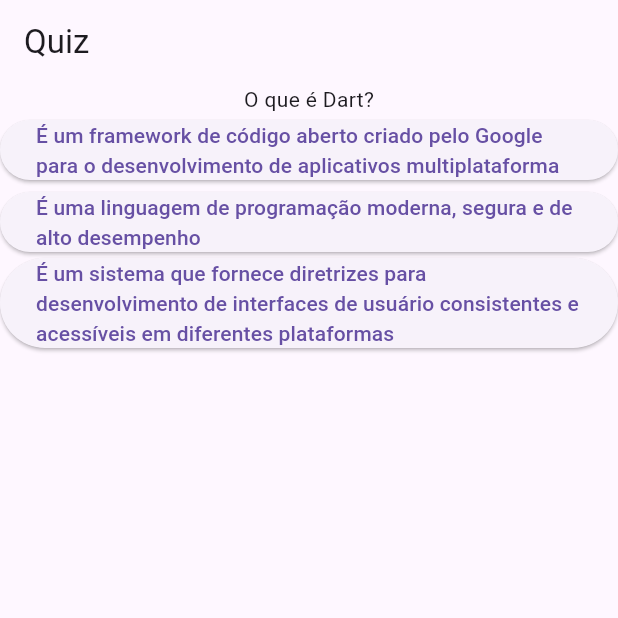
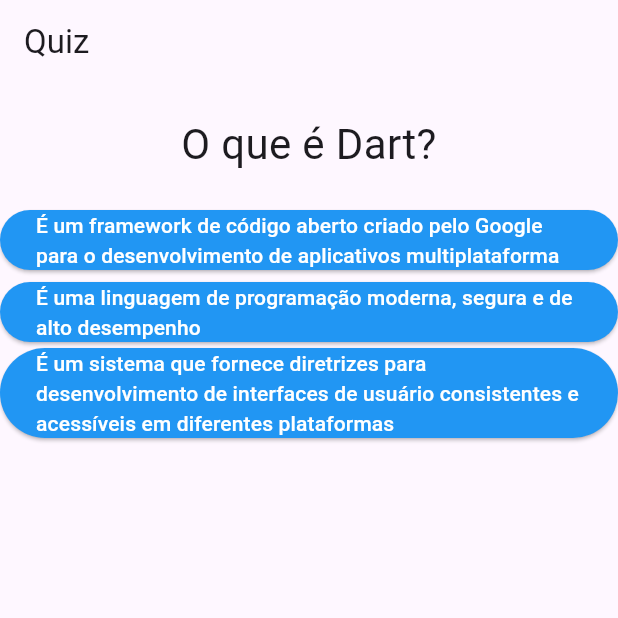
Before and after one commit to itscaiocunha/QuizProject, a Flutter app: the screen it shows after launch, after a tap on "É um framework de código aberto criado p", on a phone screen of 412 x 824 dp, the top half of it. Run offline on Flutter 3.47's test engine with Material 3 defaults, Android fonts, the phone set to English and light mode, and no system bars.

Commit message:
feat: create resposta and questao

```diff
--- a/lib/main.dart
+++ b/lib/main.dart
@@ -1,15 +1,16 @@
 import 'package:flutter/material.dart';
+import './questao.dart';
+import './resposta.dart';
 
 void main() => runApp(PerguntaApp());
 
-class PerguntaAppState extends State<PerguntaApp> {
-  var perguntaSelecionada = 0;
+class _PerguntaAppState extends State<PerguntaApp> {
+  var _perguntaSelecionada = 0;
 
-  void responder() {
+  void _responder() {
     setState(() {
-      perguntaSelecionada++;
+      _perguntaSelecionada++;
     });
-    print(perguntaSelecionada);
   }
 
   @override
@@ -29,22 +30,18 @@ class PerguntaAppState extends State<PerguntaApp> {
             title: const Text('Quiz')),
         body: Column(
           children: [
-            Text(perguntas[perguntaSelecionada]),
-            ElevatedButton(
-              onPressed: responder,
-              child: const Text(
-                  'É um framework de código aberto criado pelo Google para o desenvolvimento de aplicativos multiplataforma'),
+            Questao(
+              (perguntas[_perguntaSelecionada]),
             ),
-            ElevatedButton(
-              onPressed: responder,
-              child: const Text(
-                  'É uma linguagem de programação moderna, segura e de alto desempenho'),
-            ),
-            ElevatedButton(
-              onPressed: responder,
-              child: const Text(
-                  'É um sistema que fornece diretrizes para desenvolvimento de interfaces de usuário consistentes e acessíveis em diferentes plataformas'),
-            ),
+            Resposta(
+                'É um framework de código aberto criado pelo Google para o desenvolvimento de aplicativos multiplataforma',
+                _responder),
+            Resposta(
+                'É uma linguagem de programação moderna, segura e de alto desempenho',
+                _responder),
+            Resposta(
+                'É um sistema que fornece diretrizes para desenvolvimento de interfaces de usuário consistentes e acessíveis em diferentes plataformas',
+                _responder)
           ],
         ),
       ),
@@ -55,7 +52,7 @@ class PerguntaAppState extends State<PerguntaApp> {
 class PerguntaApp extends StatefulWidget {
   const PerguntaApp({super.key});
   @override
-  PerguntaAppState createState() {
-    return PerguntaAppState();
+  _PerguntaAppState createState() {
+    return _PerguntaAppState();
   }
 }
--- /dev/null
+++ b/lib/questao.dart
@@ -0,0 +1,20 @@
+import 'package:flutter/material.dart';
+
+class Questao extends StatelessWidget {
+  final String texto;
+
+  Questao(this.texto);
+
+  @override
+  Widget build(BuildContext context) {
+    return Container(
+      width: double.infinity,
+      margin: const EdgeInsets.all(20),
+      child: Text(
+        texto,
+        style: const TextStyle(fontSize: 28),
+        textAlign: TextAlign.center,
+      ),
+    );
+  }
+}
--- /dev/null
+++ b/lib/resposta.dart
@@ -0,0 +1,23 @@
+import 'package:flutter/material.dart';
+
+class Resposta extends StatelessWidget {
+  final String texto;
+  final void Function() onSelecao;
+
+  Resposta(this.texto, this.onSelecao);
+
+  @override
+  Widget build(BuildContext context) {
+    return Container(
+      width: double.infinity,
+      child: ElevatedButton(
+        onPressed: onSelecao,
+        child: Text(texto),
+        style: ElevatedButton.styleFrom(
+          backgroundColor: Colors.blue,
+          foregroundColor: Colors.white,
+        ),
+      ),
+    );
+  }
+}
```
